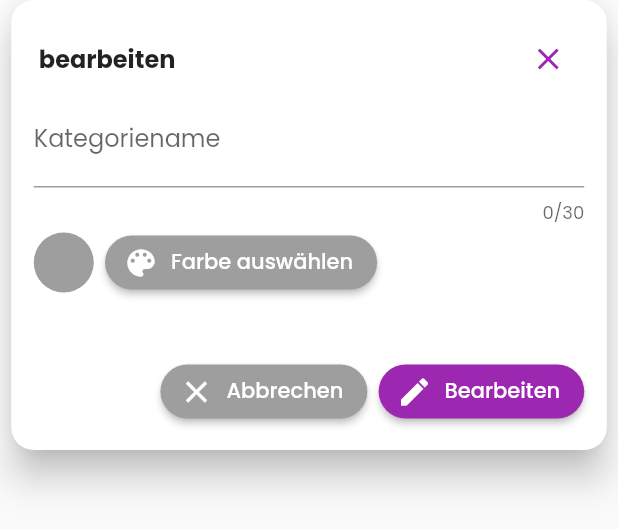
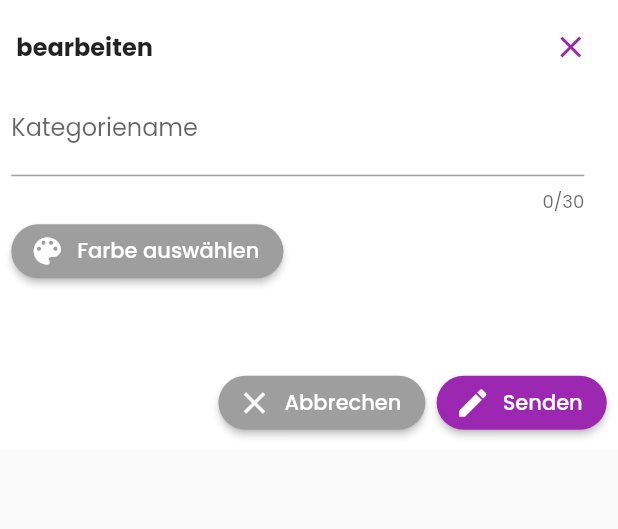
Before and after one commit to Zamaruu/seriousfocus, a Flutter app: the EditCategoryPartial widget shown alone on an empty page, opened directly with empty values, on a phone screen of 412 x 824 dp. Shown: the top 529 px of the screen. Run offline on Flutter 3.47's test engine with Material 2 defaults, Android fonts, the phone set to English and light mode, and no system bars; our stand-ins replace cloud_firestore, curved_navigation_bar, file_picker, firebase_auth, firebase_core, firebase_storage and 5 more; missing offline and left inert: side_sheet; accounts and stored records are empty; network calls fail.

Commit message:
create / edir category changed to side sheet

```diff
--- a/lib/pages/learning/edit_category_partial.dart
+++ b/lib/pages/learning/edit_category_partial.dart
@@ -3,7 +3,6 @@ import 'package:flutter_colorpicker/flutter_colorpicker.dart';
 import 'package:seriousfocus/bloc/learning_category_model.dart';
 import 'package:seriousfocus/bloc/learning_firebase_service.dart';
 import 'package:seriousfocus/globals.dart';
-import 'package:seriousfocus/pages/learning/learning_category_card.dart';
 import 'package:seriousfocus/widgets/global/seriousfocus_button.dart';
 
 class EditCategoryPartial extends StatefulWidget {
@@ -103,7 +102,7 @@ class _EditCategoryPartialState extends State<EditCategoryPartial> {
         SeriousFocusButton(
           margin: EdgeInsets.only(left: Global.appMargin / 2),
           icon: Icons.create,
-          text: "Bearbeiten",
+          text: "Senden",
           onPressed: _editCategory,
         )
       ],
@@ -116,22 +115,24 @@ class _EditCategoryPartialState extends State<EditCategoryPartial> {
         crossAxisAlignment: CrossAxisAlignment.start,
         mainAxisAlignment: MainAxisAlignment.start,
         children: [
-          TextFormField(
+          Container(
+            margin: EdgeInsets.only(right: Global.appMargin),
+            child: TextFormField(
               maxLength: 30,
               controller: _nameController,
               decoration: InputDecoration(
                 labelText: "Kategoriename",
               ),
             ),
+          ),
           Row(
             mainAxisAlignment: MainAxisAlignment.start,
             crossAxisAlignment: CrossAxisAlignment.center,
             children: [
-              CircleAvatar(
-                backgroundColor: _categoryColor,
-              ),
+              // CircleAvatar(
+              //   backgroundColor: _categoryColor,
+              // ),
               SeriousFocusButton(
-                margin: EdgeInsets.only(left: Global.appMargin / 2),
                 icon: Icons.color_lens,
                 backgoundColor: _categoryColor,
                 text: "Farbe auswählen",
@@ -146,18 +147,10 @@ class _EditCategoryPartialState extends State<EditCategoryPartial> {
 
   @override
   Widget build(BuildContext context) {
-    return Container(
-      margin: EdgeInsets.only(
-          left: Global.appPadding / 2,
-          right: Global.appPadding / 2,
-          bottom: Global.appPadding * 2),
-      child: Material(
+    return Material(
       color: Colors.white,
-        shape: RoundedRectangleBorder(
-            borderRadius: BorderRadius.all(Radius.circular(15))),
-        elevation: 10.0,
       child: Container(
-          padding: EdgeInsets.all(Global.appPadding),
+        padding: EdgeInsets.all(Global.appPadding / 2),
         width: MediaQuery.of(context).size.width,
         height: 300,
         child: GestureDetector(
@@ -175,7 +168,6 @@ class _EditCategoryPartialState extends State<EditCategoryPartial> {
           ),
         ),
       ),
-      ),
     );
   }
 }
--- a/pubspec.yaml
+++ b/pubspec.yaml
@@ -44,6 +44,7 @@ dependencies:
   flutter_colorpicker: ^0.5.0
   cloud_firestore: ^2.5.0
   lottie: ^1.1.0
+  side_sheet: ^1.0.0
 
 dev_dependencies:
   flutter_test:
```
Also changed, not shown: lib/pages/learning/add_category_partial.dart (+10 -13 lines), lib/pages/learning/learning_category_card.dart (+15 -7 lines), lib/pages/learning/learningpage.dart (+12 -5 lines), pubspec.lock. Lines whose indentation alone changed are shown as unchanged.
